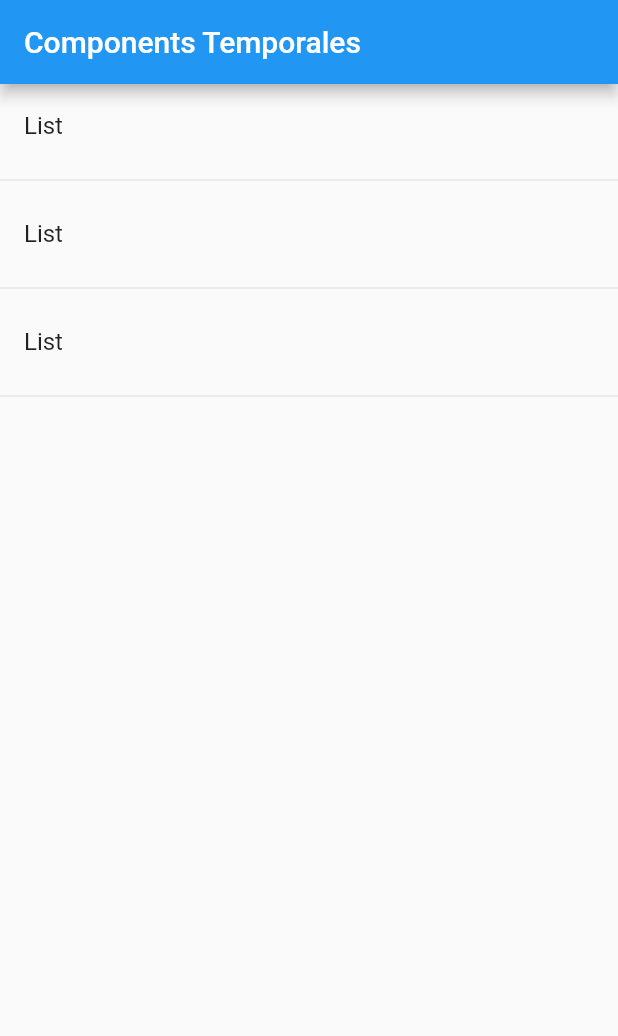
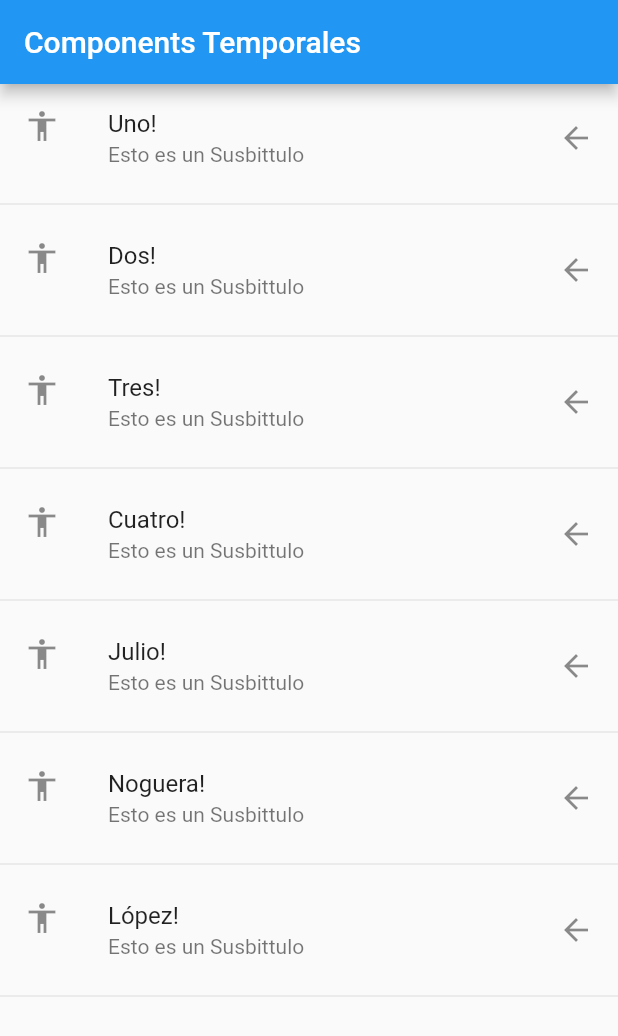
Before and after one commit to NogueraJulio24/finance-app, a Flutter app: the screen it shows after launch, on a phone screen of 412 x 824 dp. Shown: the top 1036 px of the screen. Run offline on Flutter 3.47's test engine with Material 2 defaults, Android fonts, the phone set to English and light mode, and no system bars.

Commit message:
practice with Icon, ListView

```diff
--- a/lib/src/pages/home_tem.dart
+++ b/lib/src/pages/home_tem.dart
@@ -1,6 +1,8 @@
 import 'package:flutter/material.dart';
 
 class HomePageTemp extends StatelessWidget {
+
+  final opciones = ["Uno", "Dos", "Tres", "Cuatro", "Julio", "Noguera", "López"];
 
   @override
   Widget build(BuildContext context) {
@@ -9,21 +11,44 @@ class HomePageTemp extends StatelessWidget {
         title: Text("Components Temporales"),
       ),
       body: ListView(
-        children: <Widget>[
-          ListTile(title:
-            Text("List"),
-          ),
-          Divider(),
-          ListTile(title:
-            Text("List"),
-          ),
-          Divider(),
-          ListTile(title:
-            Text("List"),
-          ),
-          Divider(),
-        ],
+        children: _crearItemCorto()
+
       ),
     );
   }
+
+  List<Widget> _crearItems(){
+
+    List<Widget> lista = new List<Widget>();
+
+    for (String op in opciones){
+      final temwidget = ListTile(
+        title: Text(op)
+      );
+
+      lista..add(temwidget)
+            ..add(Divider());
+    }
+
+    return lista;
+  }
+
+
+  List<Widget> _crearItemCorto(){
+    return opciones.map(( item ){
+
+      return Column(
+        children: <Widget>[
+          ListTile(
+            title: Text( item + "!"),
+            subtitle: Text("Esto es un Susbittulo"),
+            leading: Icon(Icons.accessibility),
+            trailing: Icon(Icons.arrow_back),
+            onTap: (){},
+          ),
+          Divider()
+        ],
+      );
+    }).toList();
+  }
 }
```
